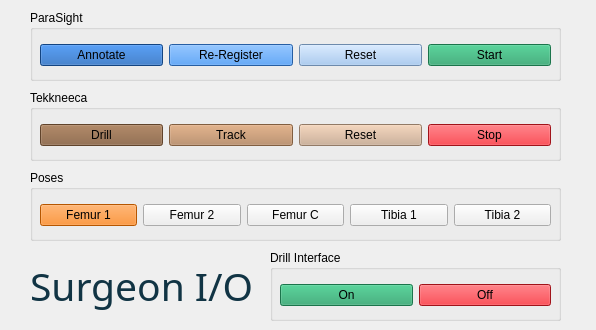
First picture: the form in src/rviz2-panel/resource/push_button.ui, repository team-paradocs/tekkneeca, before the edit.
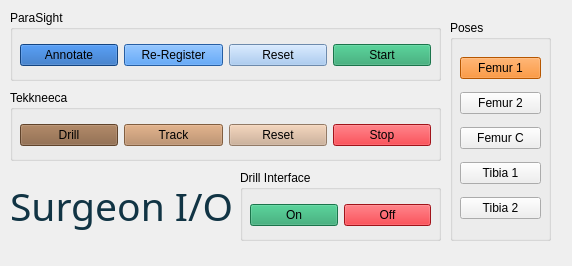
Second picture: the form after the edit.

What changed in the file:
```diff
--- a/src/rviz2-panel/resource/push_button.ui
+++ b/src/rviz2-panel/resource/push_button.ui
@@ -6,8 +6,8 @@
    <rect>
     <x>0</x>
     <y>0</y>
-    <width>596</width>
-    <height>330</height>
+    <width>572</width>
+    <height>266</height>
    </rect>
   </property>
   <property name="windowTitle">
@@ -19,9 +19,9 @@
   <widget class="QGroupBox" name="groupBox">
    <property name="geometry">
     <rect>
-     <x>30</x>
+     <x>10</x>
      <y>10</y>
-     <width>531</width>
+     <width>431</width>
      <height>71</height>
     </rect>
    </property>
@@ -33,7 +33,7 @@
      <rect>
       <x>10</x>
       <y>20</y>
-      <width>511</width>
+      <width>411</width>
       <height>51</height>
      </rect>
     </property>
@@ -84,9 +84,9 @@
   <widget class="QGroupBox" name="groupBox2">
    <property name="geometry">
     <rect>
-     <x>30</x>
+     <x>10</x>
      <y>90</y>
-     <width>531</width>
+     <width>431</width>
      <height>71</height>
     </rect>
    </property>
@@ -98,7 +98,7 @@
      <rect>
       <x>10</x>
       <y>20</y>
-      <width>511</width>
+      <width>411</width>
       <height>51</height>
      </rect>
     </property>
@@ -149,9 +149,9 @@
   <widget class="QGroupBox" name="groupBox2_2">
    <property name="geometry">
     <rect>
-     <x>270</x>
-     <y>250</y>
-     <width>291</width>
+     <x>240</x>
+     <y>170</y>
+     <width>201</width>
      <height>71</height>
     </rect>
    </property>
@@ -163,7 +163,7 @@
      <rect>
       <x>10</x>
       <y>20</y>
-      <width>271</width>
+      <width>181</width>
       <height>51</height>
      </rect>
     </property>
@@ -194,8 +194,8 @@
   <widget class="QLabel" name="label">
    <property name="geometry">
     <rect>
-     <x>30</x>
-     <y>260</y>
+     <x>10</x>
+     <y>180</y>
      <width>231</width>
      <height>51</height>
     </rect>
@@ -221,10 +221,10 @@
   <widget class="QGroupBox" name="groupBox2_3">
    <property name="geometry">
     <rect>
-     <x>30</x>
-     <y>170</y>
-     <width>531</width>
-     <height>71</height>
+     <x>450</x>
+     <y>20</y>
+     <width>101</width>
+     <height>221</height>
     </rect>
    </property>
    <property name="title">
@@ -234,12 +234,12 @@
     <property name="geometry">
      <rect>
       <x>10</x>
-      <y>20</y>
-      <width>511</width>
-      <height>51</height>
+      <y>30</y>
+      <width>81</width>
+      <height>181</height>
      </rect>
     </property>
-    <layout class="QHBoxLayout" name="verticalLayout_7">
+    <layout class="QVBoxLayout" name="verticalLayout_4">
      <item>
       <widget class="QPushButton" name="pushButton0_4">
        <property name="styleSheet">
```
Left out of the diff: 2 changed lines with no effect on the pictures.
